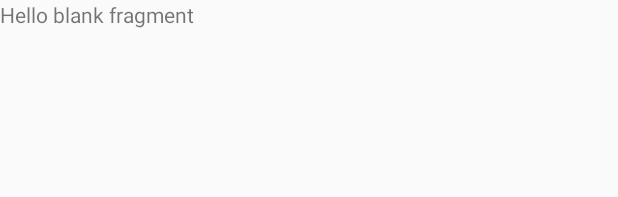
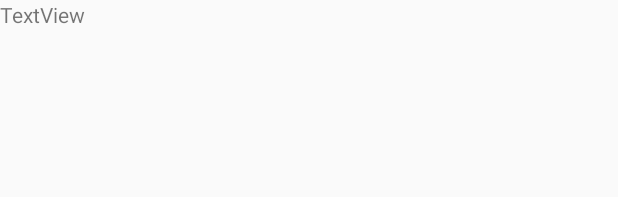
Before and after one commit to pintumagang/mobile-android, an Android app: the layout fragment_lowongan.xml on its own in the app's theme, with its tools: preview values and no code run, on a phone screen of 412 x 824 dp. Shown: the top 197 px of the screen. Run offline under Robolectric (Android 15) with nearby library versions, the light colour scheme and no system bars.

Commit message:
Auto stash before merge of "master" and "origin/master"

```diff
--- a/app/build.gradle
+++ b/app/build.gradle
@@ -32,4 +32,6 @@ dependencies {
     compile 'com.android.support:cardview-v7:27.0.2'
     compile 'com.github.bumptech.glide:glide:4.6.1'
     annotationProcessor 'com.github.bumptech.glide:compiler:4.6.1'
+    implementation 'com.android.support:recyclerview-v7:27.0.2'
+    compile  'com.android.volley:volley:1.1.0-rc1'
 }
--- a/app/src/main/res/layout/fragment_home.xml
+++ b/app/src/main/res/layout/fragment_home.xml
@@ -73,6 +73,8 @@
                         android:layout_marginRight="5dp">
 
                         <RelativeLayout
+                            android:id="@+id/prodi_if"
+                            android:onClick="onClick"
                             android:layout_width="match_parent"
                             android:layout_height="wrap_content"
                             android:padding="20dp">
--- a/app/src/main/res/layout/fragment_lowongan.xml
+++ b/app/src/main/res/layout/fragment_lowongan.xml
@@ -5,9 +5,17 @@
     tools:context="com.pintumagang.android_app.fragment.LowonganFragment">
 
     <!-- TODO: Update blank fragment layout -->
+
     <TextView
+        android:id="@+id/textView7"
+        android:layout_width="wrap_content"
+        android:layout_height="wrap_content"
+        android:text="TextView" />
+
+    <android.support.v7.widget.RecyclerView
         android:layout_width="match_parent"
-        android:layout_height="match_parent"
-        android:text="@string/hello_blank_fragment" />
+        android:layout_height="match_parent">
+
+    </android.support.v7.widget.RecyclerView>
 
 </FrameLayout>
```
Also changed, not shown: app/src/main/java/com/pintumagang/android_app/entity/LowonganEntity.java (added, +8 -0 lines), app/src/main/java/com/pintumagang/android_app/fragment/HomeFragment.java (+35 -0 lines), app/src/main/java/com/pintumagang/android_app/fragment/LowonganFragment.java (+15 -0 lines).
